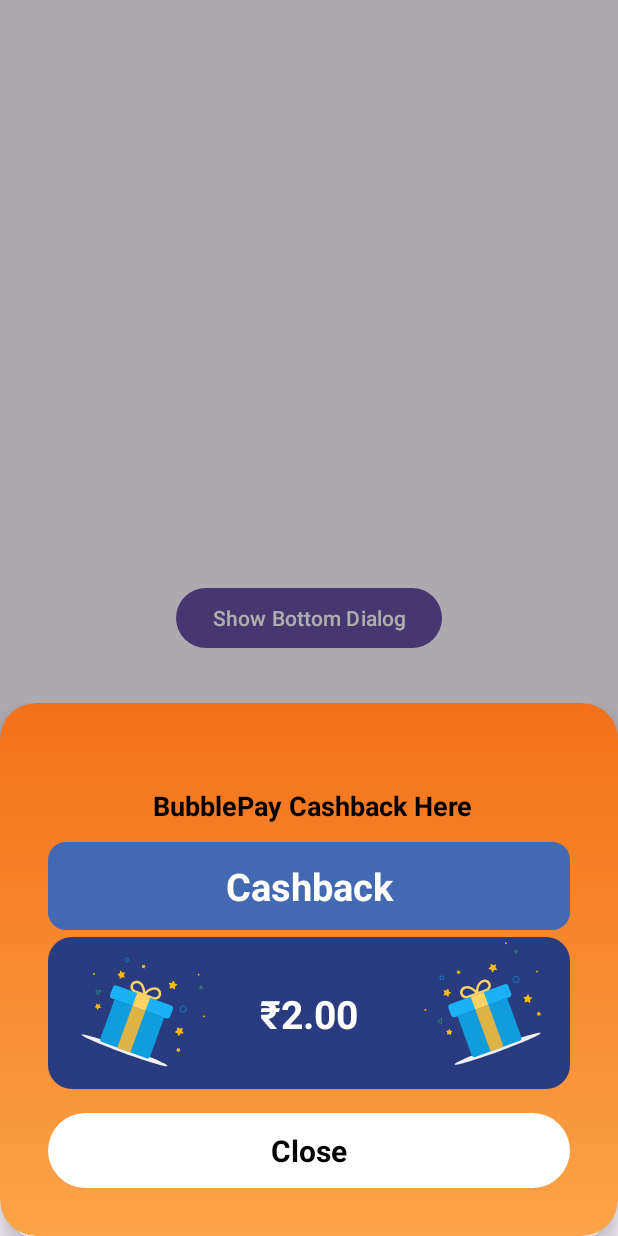
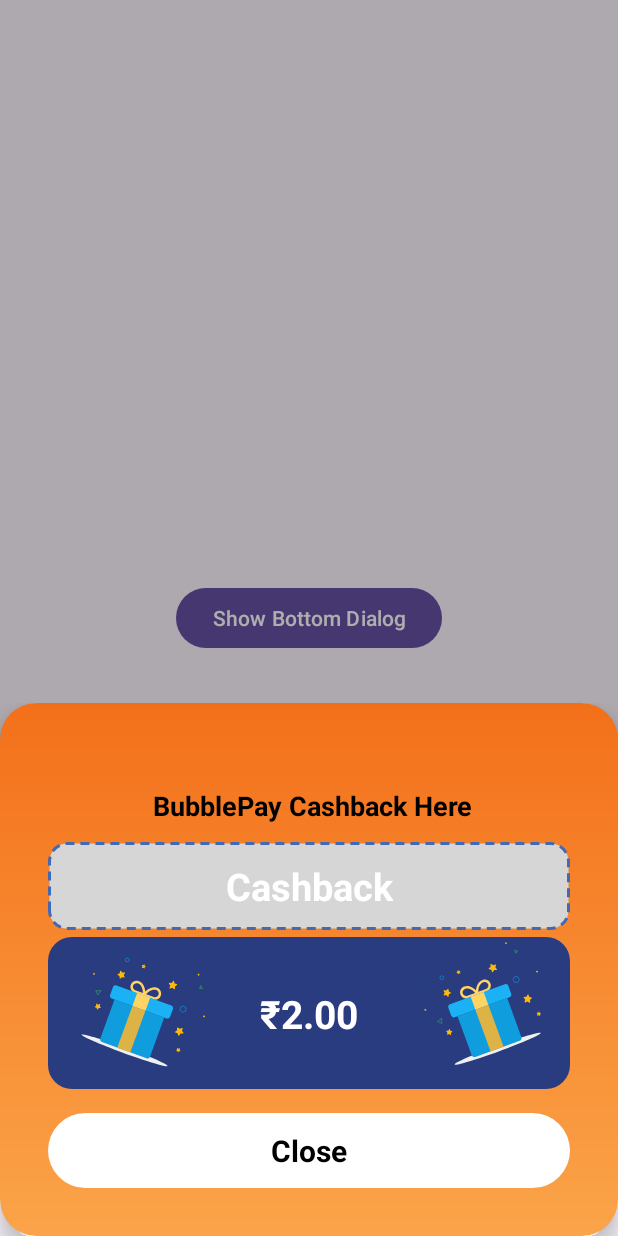
Before and after one commit to Adarst356/Bottomsheet, an Android app: the screen it shows after launch (MainActivity), after a tap on "Show Bottom Dialog", on a phone screen of 412 x 824 dp. Run offline under Robolectric (Android 15) with nearby library versions, the phone set to English and light mode, and no system bars.

Commit message:
Update bg_light_blue_rounded.xml

```diff
--- a/app/src/main/res/drawable/bg_light_blue_rounded.xml
+++ b/app/src/main/res/drawable/bg_light_blue_rounded.xml
@@ -1,6 +1,14 @@
 <?xml version="1.0" encoding="utf-8"?>
 <shape xmlns:android="http://schemas.android.com/apk/res/android"
     android:shape="rectangle">
-    <solid android:color="#4469b3" />
+
+    <solid android:color="@color/blue1" />
+
+    <stroke
+        android:width="2dp"
+        android:color="#4469b3"
+        android:dashWidth="6dp"
+        android:dashGap="4dp" />
+
     <corners android:radius="12dp" />
 </shape>
```
